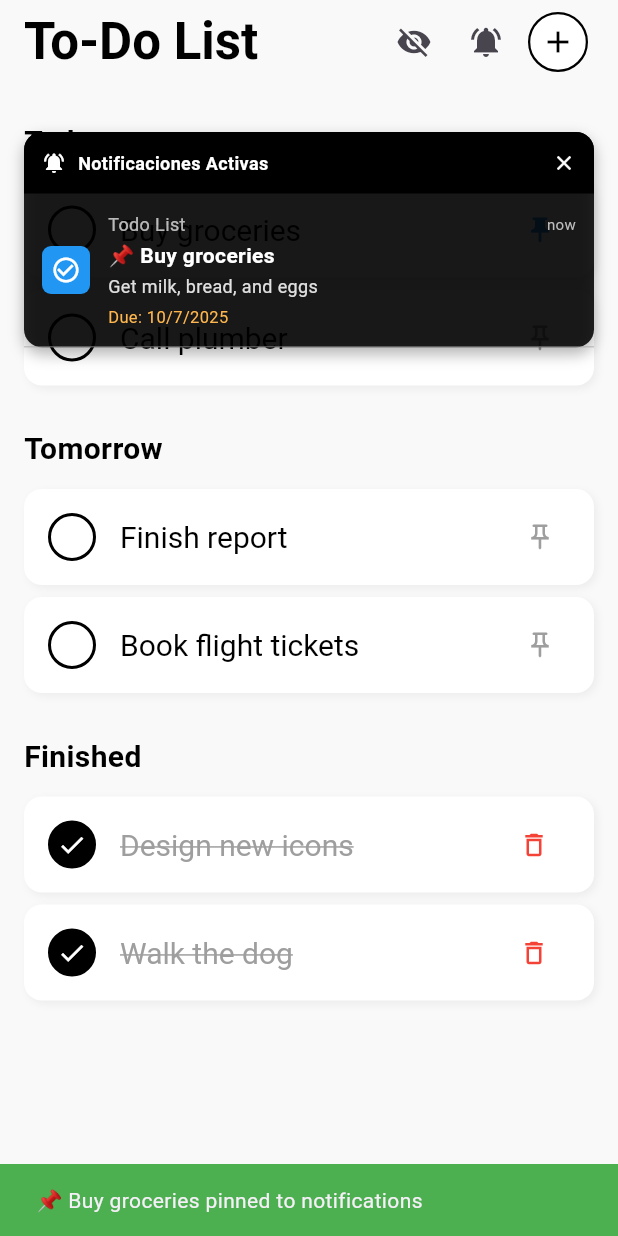
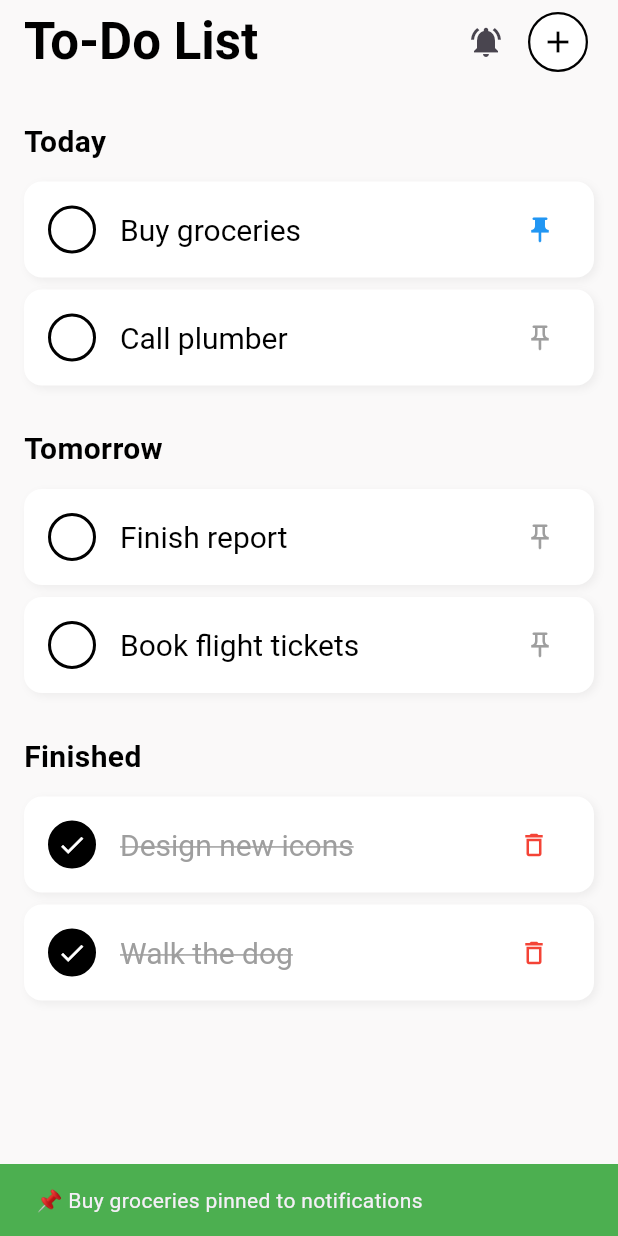
Before and after one commit to PC0staS/To-Do-List-App, a Flutter app: the screen it shows after launch, after a tap on "Agregar tareas de prueba", after a tap on the "check" icon, after a tap on the "push pin" icon, on a phone screen of 412 x 824 dp. Run offline on Flutter 3.47's test engine with Material 3 defaults, Android fonts, the phone set to English and light mode, and no system bars; our stand-ins replace flutter_local_notifications, sqflite; accounts and stored records are empty.

Commit message:
refactor: Remove notification and live activity simulators from main screen

```diff
--- a/lib/screens/main_screen.dart
+++ b/lib/screens/main_screen.dart
@@ -3,10 +3,7 @@ import '../models/todo.dart';
 import '../services/database_service.dart';
 import '../services/notification_service.dart';
 import '../widgets/todo_list_view.dart';
-import '../widgets/notification_simulator.dart';
-import '../widgets/live_activity_simulator.dart';
 import 'add_todo.dart';
-import 'dart:io';
 
 class MainScreen extends StatefulWidget {
   const MainScreen({super.key});
@@ -20,8 +17,6 @@ class _MainScreenState extends State<MainScreen> {
   bool isLoading = true;
   final Set<String> _newlyAddedTodos = {};
   final Map<String, bool> _pinnedTodos = {};
-  bool _showNotificationSimulator = false;
-  bool _showLiveActivitySimulator = false;
 
   @override
   void initState() {
@@ -171,10 +166,7 @@ class _MainScreenState extends State<MainScreen> {
         print('📌 Unpinned: ${todo.title}');
 
         // Ocultar simuladores si no hay más tareas pineadas
-        if (_getPinnedTodos.isEmpty) {
-          _showNotificationSimulator = false;
-          _showLiveActivitySimulator = false;
-        }
+        // (Funcionalidad removida - solo notificaciones reales)
       } else {
         // Fijar tarea
         await NotificationService.pinTodoToNotification(todo);
@@ -191,12 +183,6 @@ class _MainScreenState extends State<MainScreen> {
               backgroundColor: Colors.green,
             ),
           );
-
-          // Mostrar simuladores en emuladores
-          _showNotificationSimulator = true;
-          if (Platform.isIOS) {
-            _showLiveActivitySimulator = true;
-          }
         }
       }
 
@@ -251,10 +237,6 @@ class _MainScreenState extends State<MainScreen> {
   }
 
   /// Obtiene la lista de tareas pineadas
-  List<Todo> get _getPinnedTodos {
-    return todos.where((todo) => _pinnedTodos[todo.id.toString()] == true).toList();
-  }
-
   /// Agrega una nueva tarea
   Future<void> _addTodo(Todo todo) async {
     try {
@@ -303,22 +285,6 @@ class _MainScreenState extends State<MainScreen> {
         backgroundColor: const Color(0xFFFAF9F9),
         elevation: 0,
         actions: [
-          // Botón para mostrar/ocultar simuladores
-          if (_getPinnedTodos.isNotEmpty)
-            IconButton(
-              onPressed: () {
-                setState(() {
-                  _showNotificationSimulator = !_showNotificationSimulator;
-                  if (Platform.isIOS) {
-                    _showLiveActivitySimulator = !_showLiveActivitySimulator;
-                  }
-                });
-              },
-              icon: Icon(
-                _showNotificationSimulator ? Icons.visibility_off : Icons.visibility,
-              ),
-              tooltip: 'Toggle Notification Simulator',
-            ),
           // Botón para probar notificaciones
           IconButton(
             onPressed: _testNotifications,
@@ -341,40 +307,7 @@ class _MainScreenState extends State<MainScreen> {
           ),
         ],
       ),
-      body: Stack(
-        children: [
-          _buildBody(),
-          // Simuladores superpuestos
-          if (_showNotificationSimulator && _getPinnedTodos.isNotEmpty)
-            Positioned(
-              top: 16,
-              left: 0,
-              right: 0,
-              child: NotificationSimulator(
-                pinnedTodos: _getPinnedTodos,
-                onClose: () {
-                  setState(() {
-                    _showNotificationSimulator = false;
-                  });
-                },
-              ),
-            ),
-          if (_showLiveActivitySimulator && _getPinnedTodos.isNotEmpty && Platform.isIOS)
-            Positioned(
-              bottom: 100,
-              left: 0,
-              right: 0,
-              child: LiveActivitySimulator(
-                pinnedTodos: _getPinnedTodos,
-                onClose: () {
-                  setState(() {
-                    _showLiveActivitySimulator = false;
-                  });
-                },
-              ),
-            ),
-        ],
-      ),
+      body: _buildBody(),
     );
   }
 
--- a/lib/widgets/notification_simulator.dart
+++ /dev/null
@@ -1,167 +0,0 @@
-import 'package:flutter/material.dart';
-import '../models/todo.dart';
-
-class NotificationSimulator extends StatelessWidget {
-  final List<Todo> pinnedTodos;
-  final VoidCallback? onClose;
-
-  const NotificationSimulator({
-    super.key,
-    required this.pinnedTodos,
-    this.onClose,
-  });
-
-  @override
-  Widget build(BuildContext context) {
-    if (pinnedTodos.isEmpty) return const SizedBox.shrink();
-
-    return Container(
-      margin: const EdgeInsets.all(16),
-      decoration: BoxDecoration(
-        color: Colors.black87,
-        borderRadius: BorderRadius.circular(12),
-        boxShadow: [
-          BoxShadow(
-            color: Colors.black.withOpacity(0.3),
-            blurRadius: 8,
-            offset: const Offset(0, 4),
-          ),
-        ],
-      ),
-      child: Column(
-        mainAxisSize: MainAxisSize.min,
-        children: [
-          // Header
-          Container(
-            padding: const EdgeInsets.all(12),
-            decoration: const BoxDecoration(
-              color: Colors.black,
-              borderRadius: BorderRadius.only(
-                topLeft: Radius.circular(12),
-                topRight: Radius.circular(12),
-              ),
-            ),
-            child: Row(
-              children: [
-                const Icon(
-                  Icons.notifications_active,
-                  color: Colors.white,
-                  size: 16,
-                ),
-                const SizedBox(width: 8),
-                const Text(
-                  'Notificaciones Activas',
-                  style: TextStyle(
-                    color: Colors.white,
-                    fontSize: 12,
-                    fontWeight: FontWeight.bold,
-                  ),
-                ),
-                const Spacer(),
-                if (onClose != null)
-                  GestureDetector(
-                    onTap: onClose,
-                    child: const Icon(
-                      Icons.close,
-                      color: Colors.white,
-                      size: 16,
-                    ),
-                  ),
-              ],
-            ),
-          ),
-          // Notifications
-          ...pinnedTodos.map((todo) => _buildNotificationItem(todo)),
-        ],
-      ),
-    );
-  }
-
-  Widget _buildNotificationItem(Todo todo) {
-    return Container(
-      padding: const EdgeInsets.all(12),
-      decoration: const BoxDecoration(
-        border: Border(
-          bottom: BorderSide(color: Colors.grey, width: 0.5),
-        ),
-      ),
-      child: Row(
-        children: [
-          // App icon simulation
-          Container(
-            width: 32,
-            height: 32,
-            decoration: BoxDecoration(
-              color: Colors.blue,
-              borderRadius: BorderRadius.circular(6),
-            ),
-            child: const Icon(
-              Icons.check_circle_outline,
-              color: Colors.white,
-              size: 20,
-            ),
-          ),
-          const SizedBox(width: 12),
-          // Notification content
-          Expanded(
-            child: Column(
-              crossAxisAlignment: CrossAxisAlignment.start,
-              children: [
-                Row(
-                  children: [
-                    const Text(
-                      'Todo List',
-                      style: TextStyle(
-                        color: Colors.white70,
-                        fontSize: 12,
-                      ),
-                    ),
-                    const Spacer(),
-                    Text(
-                      'now',
-                      style: TextStyle(
-                        color: Colors.grey[400],
-                        fontSize: 10,
-                      ),
-                    ),
-                  ],
-                ),
-                const SizedBox(height: 2),
-                Text(
-                  '📌 ${todo.title}',
-                  style: const TextStyle(
-                    color: Colors.white,
-                    fontSize: 14,
-                    fontWeight: FontWeight.w600,
-                  ),
-                ),
-                if (todo.description.isNotEmpty) ...[
-                  const SizedBox(height: 2),
-                  Text(
-                    todo.description,
-                    style: TextStyle(
-                      color: Colors.grey[300],
-                      fontSize: 12,
-                    ),
-                    maxLines: 2,
-                    overflow: TextOverflow.ellipsis,
-                  ),
-                ],
-                if (todo.dueDate != null) ...[
-                  const SizedBox(height: 4),
-                  Text(
-                    'Due: ${todo.dueDate!.day}/${todo.dueDate!.month}/${todo.dueDate!.year}',
-                    style: TextStyle(
-                      color: Colors.orange[300],
-                      fontSize: 11,
-                    ),
-                  ),
-                ],
-              ],
-            ),
-          ),
-        ],
-      ),
-    );
-  }
-}
```
Also changed, not shown: lib/widgets/live_activity_simulator.dart (deleted, +0 -165 lines).
